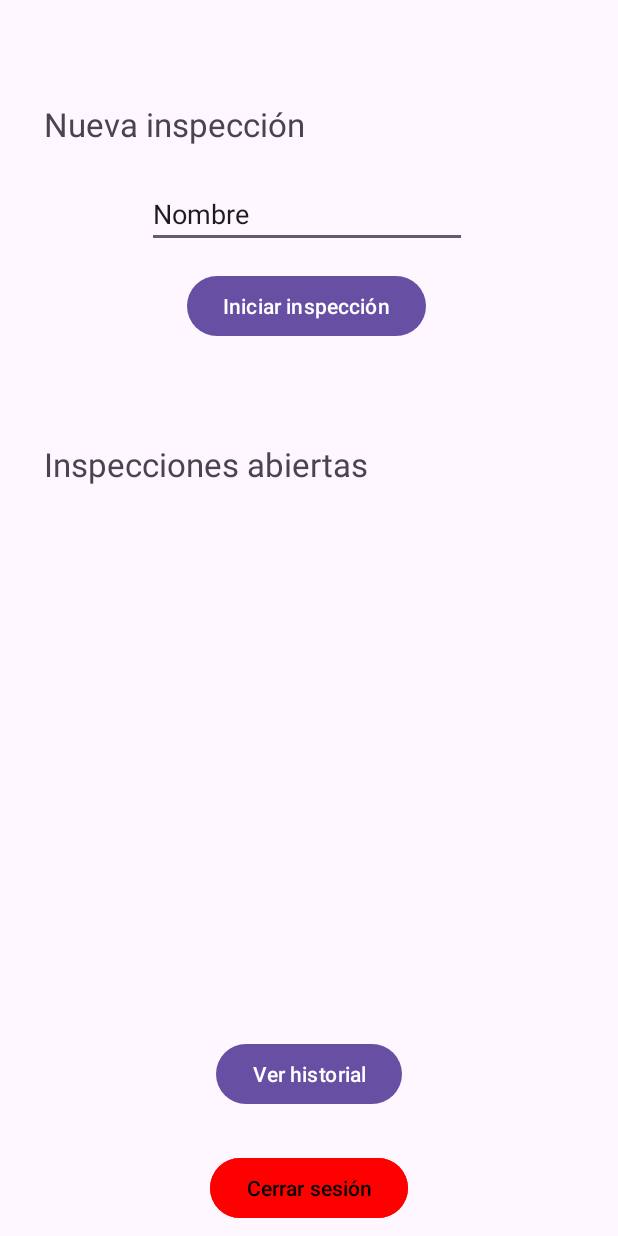
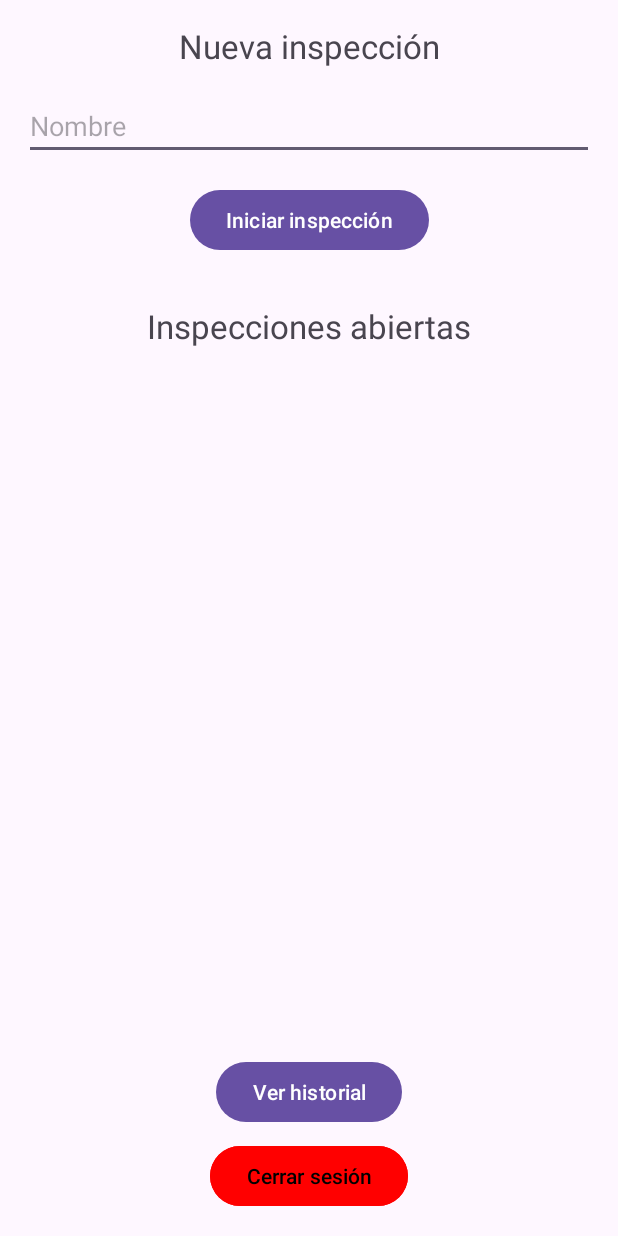
Before and after one commit to aplicacionesNTI/FotosLabcer, an Android app: the layout activity_expedientes.xml on its own in the app's theme, with its tools: preview values and no code run, on a phone screen of 412 x 824 dp. Run offline under Robolectric (Android 15) with nearby library versions, the phone set to English and light mode, and no system bars.

Commit message:
Añadido modo horizontal y apk

```diff
--- a/app/src/main/java/com/itevebasa/fotoslabcer/daos/InspeccionDao.kt
+++ b/app/src/main/java/com/itevebasa/fotoslabcer/daos/InspeccionDao.kt
@@ -12,7 +12,7 @@ interface InspeccionDao {
     fun obtenerGuidPorExpediente(expediente: String): String?
 
     @Query("UPDATE Inspecciones SET expediente = :nuevoExpediente, acta = :nuevaActa WHERE guid = :guid")
-    fun actualizarExpedientePorGuid(guid: String, nuevoExpediente: String, nuevaActa: String): Int
+    fun actualizarExpedientePorGuid(guid: String, nuevoExpediente: String, nuevaActa: Int): Int
 
     @Insert(onConflict = OnConflictStrategy.IGNORE)
     fun insertarInspeccion(inspeccion: Inspeccion): Long
--- a/app/src/main/java/com/itevebasa/fotoslabcer/modelos/FotoRequest.kt
+++ b/app/src/main/java/com/itevebasa/fotoslabcer/modelos/FotoRequest.kt
@@ -1,4 +1,6 @@
 package com.itevebasa.fotoslabcer.modelos
+
+import java.io.File
 
 data class FotoRequest(
     val codigoDocumento: String,
@@ -7,6 +9,6 @@ data class FotoRequest(
     val user_id: Int,
     val expediente_id: Int,
     val tipoDocumento_id: Int = 9,
-    val file: String
+    val file: File
 
 )
--- /dev/null
+++ b/app/src/main/res/layout-land/activity_expedientes.xml
@@ -0,0 +1,111 @@
+<?xml version="1.0" encoding="utf-8"?>
+<androidx.constraintlayout.widget.ConstraintLayout xmlns:android="http://schemas.android.com/apk/res/android"
+    xmlns:app="http://schemas.android.com/apk/res-auto"
+    xmlns:tools="http://schemas.android.com/tools"
+    android:id="@+id/main"
+    android:layout_width="match_parent"
+    android:layout_height="match_parent"
+    tools:context=".actividades.ExpedientesActivity">
+
+    <!-- Guideline para dividir la pantalla -->
+    <androidx.constraintlayout.widget.Guideline
+        android:id="@+id/guideline"
+        android:layout_width="wrap_content"
+        android:layout_height="wrap_content"
+        android:orientation="vertical"
+        app:layout_constraintGuide_percent="0.5" />
+
+    <TextView
+        android:id="@+id/textView7"
+        android:layout_width="0dp"
+        android:layout_height="wrap_content"
+        android:text="@string/nueva_inspecci_n"
+        android:textSize="22sp"
+        android:layout_marginLeft="15dp"
+        app:layout_constraintTop_toTopOf="parent"
+        app:layout_constraintStart_toStartOf="parent"
+        app:layout_constraintEnd_toStartOf="@+id/guideline"
+        app:layout_constraintHorizontal_bias="0.5"
+        android:layout_marginTop="32dp" />
+
+    <EditText
+        android:id="@+id/nombreEdit"
+        android:layout_width="0dp"
+        android:layout_height="wrap_content"
+        android:layout_marginLeft="15dp"
+        android:layout_marginRight="15dp"
+        android:ems="10"
+        android:inputType="text"
+        android:text="@string/nombre"
+        app:layout_constraintTop_toBottomOf="@id/textView7"
+        app:layout_constraintStart_toStartOf="parent"
+        app:layout_constraintEnd_toStartOf="@+id/guideline"
+        android:layout_marginTop="16dp" />
+
+    <Button
+        android:id="@+id/inspeccionBtn"
+        android:layout_width="0dp"
+        android:layout_height="wrap_content"
+        android:layout_marginLeft="100dp"
+        android:layout_marginRight="100dp"
+        android:text="@string/iniciar_inspecci_n"
+        app:layout_constraintTop_toBottomOf="@+id/nombreEdit"
+        app:layout_constraintStart_toStartOf="parent"
+        app:layout_constraintEnd_toStartOf="@+id/guideline"
+        android:layout_marginTop="16dp" />
+
+    <TextView
+        android:id="@+id/textView5"
+        android:layout_width="0dp"
+        android:layout_height="wrap_content"
+        android:layout_marginLeft="15dp"
+        android:text="@string/inspecciones_abiertas"
+        android:textSize="22sp"
+        app:layout_constraintTop_toTopOf="parent"
+        app:layout_constraintStart_toEndOf="@+id/guideline"
+        app:layout_constraintEnd_toEndOf="parent"
+        android:layout_marginTop="32dp" />
+
+    <androidx.swiperefreshlayout.widget.SwipeRefreshLayout
+        android:id="@+id/abiertasSwipeRefreshLayout"
+        android:layout_width="0dp"
+        android:layout_height="0dp"
+        android:layout_marginLeft="15dp"
+        android:layout_marginRight="15dp"
+        app:layout_constraintTop_toBottomOf="@+id/textView5"
+        app:layout_constraintBottom_toTopOf="@+id/historialBtn"
+        app:layout_constraintStart_toEndOf="@+id/guideline"
+        app:layout_constraintEnd_toEndOf="parent"
+        android:layout_marginTop="16dp"
+        android:layout_marginBottom="16dp">
+
+        <androidx.recyclerview.widget.RecyclerView
+            android:id="@+id/abiertasRecyclerview"
+            android:layout_width="match_parent"
+            android:layout_height="match_parent" />
+    </androidx.swiperefreshlayout.widget.SwipeRefreshLayout>
+
+    <Button
+        android:id="@+id/historialBtn"
+        android:layout_width="0dp"
+        android:layout_height="wrap_content"
+        android:layout_marginLeft="100dp"
+        android:layout_marginRight="100dp"
+        android:text="Ver historial"
+        app:layout_constraintBottom_toTopOf="@+id/cerrarSesionBtn"
+        app:layout_constraintStart_toEndOf="@+id/guideline"
+        app:layout_constraintEnd_toEndOf="parent" />
+
+    <Button
+        android:id="@+id/cerrarSesionBtn"
+        android:layout_width="wrap_content"
+        android:layout_height="wrap_content"
+        android:backgroundTint="@color/red"
+        android:text="@string/cerrar_sesi_n"
+        android:textColor="@color/black"
+        app:layout_constraintBottom_toBottomOf="parent"
+        app:layout_constraintStart_toStartOf="parent"
+        app:layout_constraintEnd_toEndOf="parent"
+        android:layout_marginBottom="16dp" />
+
+</androidx.constraintlayout.widget.ConstraintLayout>
--- a/app/src/main/res/layout/activity_expedientes.xml
+++ b/app/src/main/res/layout/activity_expedientes.xml
@@ -6,84 +6,69 @@
     android:layout_height="match_parent"
     tools:context=".actividades.ExpedientesActivity">
 
-    <Button
-        android:id="@+id/cerrarSesionBtn"
-        android:layout_width="wrap_content"
-        android:layout_height="wrap_content"
-        android:layout_marginBottom="8dp"
-        android:backgroundTint="@color/red"
-        android:text="@string/cerrar_sesi_n"
-        android:textColor="@color/black"
-        app:layout_constraintBottom_toBottomOf="parent"
-        app:layout_constraintEnd_toEndOf="parent"
-        app:layout_constraintStart_toStartOf="parent" />
-
-
     <TextView
         android:id="@+id/textView7"
         android:layout_width="wrap_content"
         android:layout_height="wrap_content"
-        android:layout_marginTop="68dp"
         android:text="@string/nueva_inspecci_n"
-        android:textSize="22dp"
+        android:textSize="22sp"
+        app:layout_constraintTop_toTopOf="parent"
+        app:layout_constraintStart_toStartOf="parent"
         app:layout_constraintEnd_toEndOf="parent"
-        app:layout_constraintHorizontal_bias="0.122"
+        android:layout_marginTop="16dp" />
+
+    <EditText
+        android:id="@+id/nombreEdit"
+        android:layout_width="0dp"
+        android:layout_height="wrap_content"
+        android:ems="10"
+        android:inputType="text"
+        android:hint="@string/nombre"
+        app:layout_constraintTop_toBottomOf="@+id/textView7"
         app:layout_constraintStart_toStartOf="parent"
-        app:layout_constraintTop_toTopOf="parent" />
+        app:layout_constraintEnd_toEndOf="parent"
+        android:layout_marginTop="16dp"
+        android:layout_marginStart="16dp"
+        android:layout_marginEnd="16dp" />
 
     <Button
         android:id="@+id/inspeccionBtn"
         android:layout_width="wrap_content"
         android:layout_height="wrap_content"
-        android:layout_marginTop="180dp"
         android:text="@string/iniciar_inspecci_n"
+        app:layout_constraintTop_toBottomOf="@+id/nombreEdit"
+        app:layout_constraintStart_toStartOf="parent"
         app:layout_constraintEnd_toEndOf="parent"
-        app:layout_constraintHorizontal_bias="0.494"
-        app:layout_constraintStart_toStartOf="parent"
-        app:layout_constraintTop_toTopOf="parent" />
-
-    <EditText
-        android:id="@+id/nombreEdit"
-        android:layout_width="wrap_content"
-        android:layout_height="wrap_content"
-        android:layout_marginTop="120dp"
-        android:ems="10"
-        android:inputType="text"
-        android:text="@string/nombre"
-        app:layout_constraintEnd_toEndOf="parent"
-        app:layout_constraintHorizontal_bias="0.492"
-        app:layout_constraintStart_toStartOf="parent"
-        app:layout_constraintTop_toTopOf="parent" />
+        android:layout_marginTop="16dp" />
 
     <TextView
         android:id="@+id/textView5"
         android:layout_width="wrap_content"
         android:layout_height="wrap_content"
-        android:layout_marginBottom="16dp"
         android:text="@string/inspecciones_abiertas"
-        android:textSize="22dp"
-        app:layout_constraintBottom_toTopOf="@+id/abiertasSwipeRefreshLayout"
+        android:textSize="22sp"
+        app:layout_constraintTop_toBottomOf="@+id/inspeccionBtn"
+        app:layout_constraintStart_toStartOf="parent"
         app:layout_constraintEnd_toEndOf="parent"
-        app:layout_constraintHorizontal_bias="0.149"
-        app:layout_constraintStart_toStartOf="parent" />
+        android:layout_marginTop="32dp" />
 
     <androidx.swiperefreshlayout.widget.SwipeRefreshLayout
         android:id="@+id/abiertasSwipeRefreshLayout"
-        android:layout_width="353dp"
-        android:layout_height="193dp"
-        android:layout_marginTop="112dp"
+        android:layout_width="0dp"
+        android:layout_height="0dp"
+        app:layout_constraintTop_toBottomOf="@+id/textView5"
+        app:layout_constraintBottom_toTopOf="@+id/historialBtn"
+        app:layout_constraintStart_toStartOf="parent"
         app:layout_constraintEnd_toEndOf="parent"
-        app:layout_constraintStart_toStartOf="parent"
-        app:layout_constraintTop_toBottomOf="@+id/inspeccionBtn">
+        android:layout_marginTop="8dp"
+        android:layout_marginBottom="8dp"
+        android:layout_marginStart="16dp"
+        android:layout_marginEnd="16dp">
 
         <androidx.recyclerview.widget.RecyclerView
             android:id="@+id/abiertasRecyclerview"
-            android:layout_width="285dp"
-            android:layout_height="545dp"
-            app:layout_constraintBottom_toBottomOf="parent"
-            app:layout_constraintEnd_toEndOf="parent"
-            app:layout_constraintStart_toStartOf="parent"
-            app:layout_constraintVertical_bias="0.833" />
+            android:layout_width="match_parent"
+            android:layout_height="match_parent" />
 
     </androidx.swiperefreshlayout.widget.SwipeRefreshLayout>
 
@@ -91,11 +76,22 @@
         android:id="@+id/historialBtn"
         android:layout_width="wrap_content"
         android:layout_height="wrap_content"
-        android:layout_marginBottom="28dp"
         android:text="Ver historial"
         app:layout_constraintBottom_toTopOf="@+id/cerrarSesionBtn"
+        app:layout_constraintStart_toStartOf="parent"
         app:layout_constraintEnd_toEndOf="parent"
-        app:layout_constraintStart_toStartOf="parent" />
+        android:layout_marginBottom="8dp" />
 
+    <Button
+        android:id="@+id/cerrarSesionBtn"
+        android:layout_width="wrap_content"
+        android:layout_height="wrap_content"
+        android:text="@string/cerrar_sesi_n"
+        android:backgroundTint="@color/red"
+        android:textColor="@color/black"
+        app:layout_constraintBottom_toBottomOf="parent"
+        app:layout_constraintStart_toStartOf="parent"
+        app:layout_constraintEnd_toEndOf="parent"
+        android:layout_marginBottom="16dp" />
 
 </androidx.constraintlayout.widget.ConstraintLayout>
--- a/app/src/main/res/values/strings.xml
+++ b/app/src/main/res/values/strings.xml
@@ -1,7 +1,7 @@
 <resources>
     <string name="app_name">FotosLabcer</string>
     <string name="usuario">Usuario:</string>
-    <string name="contrase_a">Contraseña</string>
+    <string name="contrase_a">Contraseña:</string>
     <string name="fotos_labcer">Fotos Labcer</string>
     <string name="preview_foto">Preview Foto</string>
     <string name="volver">Volver</string>
```
Also changed, not shown: app/src/main/java/com/itevebasa/fotoslabcer/actividades/FotosActivity.kt (+52 -64 lines), app/src/main/java/com/itevebasa/fotoslabcer/auxiliar/Imagenes.kt (+14 -2 lines), app/src/main/java/com/itevebasa/fotoslabcer/auxiliar/Vistas.kt (+9 -52 lines), app/src/main/java/com/itevebasa/fotoslabcer/conexion/ApiService.kt (+15 -2 lines), app/src/main/res/layout-land/activity_fotos.xml (added, +69 -0 lines), app/src/main/res/layout-land/activity_historial.xml (added, +41 -0 lines), app/src/main/res/layout-land/activity_main.xml (added, +91 -0 lines), 4 other files.
